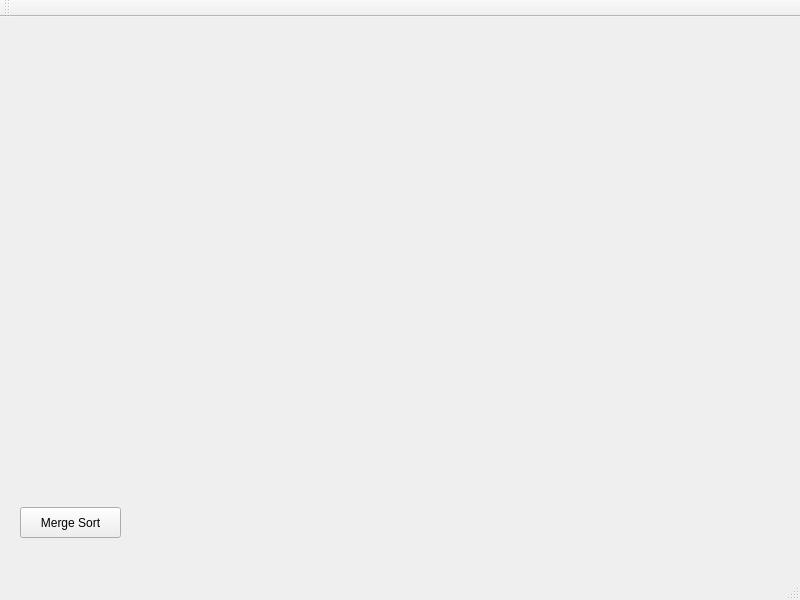
Above: Oblig3/Application/mainwindow.ui from Skau/ADS101Obliger before the change. Below: the same form after it.
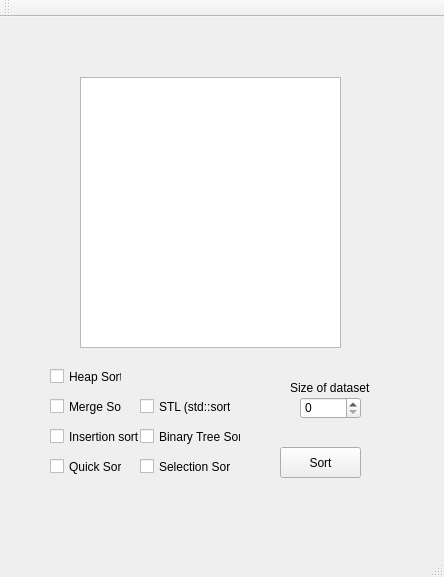
That is the form after the change.

Commit message: Added GUI, timing and more algo. Heap & BT not implemented yet

```diff
--- a/Oblig3/Application/mainwindow.ui
+++ b/Oblig3/Application/mainwindow.ui
@@ -6,25 +6,152 @@
    <rect>
     <x>0</x>
     <y>0</y>
-    <width>800</width>
-    <height>600</height>
+    <width>444</width>
+    <height>577</height>
    </rect>
   </property>
   <property name="windowTitle">
    <string>MainWindow</string>
   </property>
   <widget class="QWidget" name="centralWidget">
-   <widget class="QPushButton" name="mergeSortButton">
+   <widget class="QListWidget" name="timeTakenList">
     <property name="geometry">
      <rect>
-      <x>20</x>
-      <y>490</y>
+      <x>80</x>
+      <y>60</y>
+      <width>261</width>
+      <height>271</height>
+     </rect>
+    </property>
+   </widget>
+   <widget class="QCheckBox" name="mergeCheckBox">
+    <property name="geometry">
+     <rect>
+      <x>50</x>
+      <y>380</y>
+      <width>72</width>
+      <height>19</height>
+     </rect>
+    </property>
+    <property name="text">
+     <string>Merge Sort</string>
+    </property>
+   </widget>
+   <widget class="QCheckBox" name="insertionCheckBox">
+    <property name="geometry">
+     <rect>
+      <x>50</x>
+      <y>410</y>
+      <width>91</width>
+      <height>19</height>
+     </rect>
+    </property>
+    <property name="text">
+     <string>Insertion sort</string>
+    </property>
+   </widget>
+   <widget class="QCheckBox" name="quickCheckBox">
+    <property name="geometry">
+     <rect>
+      <x>50</x>
+      <y>440</y>
+      <width>72</width>
+      <height>19</height>
+     </rect>
+    </property>
+    <property name="text">
+     <string>Quick Sort</string>
+    </property>
+   </widget>
+   <widget class="QCheckBox" name="stlCheckBox">
+    <property name="geometry">
+     <rect>
+      <x>140</x>
+      <y>380</y>
+      <width>91</width>
+      <height>19</height>
+     </rect>
+    </property>
+    <property name="text">
+     <string>STL (std::sort)</string>
+    </property>
+   </widget>
+   <widget class="QCheckBox" name="binaryTreeCheckBox">
+    <property name="geometry">
+     <rect>
+      <x>140</x>
+      <y>410</y>
       <width>101</width>
+      <height>19</height>
+     </rect>
+    </property>
+    <property name="text">
+     <string>Binary Tree Sort</string>
+    </property>
+   </widget>
+   <widget class="QCheckBox" name="selectionCheckBox">
+    <property name="geometry">
+     <rect>
+      <x>140</x>
+      <y>440</y>
+      <width>91</width>
+      <height>19</height>
+     </rect>
+    </property>
+    <property name="text">
+     <string>Selection Sort</string>
+    </property>
+   </widget>
+   <widget class="QCheckBox" name="heapCheckBox">
+    <property name="geometry">
+     <rect>
+      <x>50</x>
+      <y>350</y>
+      <width>72</width>
+      <height>19</height>
+     </rect>
+    </property>
+    <property name="text">
+     <string>Heap Sort</string>
+    </property>
+   </widget>
+   <widget class="QSpinBox" name="sizeSpinBox">
+    <property name="geometry">
+     <rect>
+      <x>300</x>
+      <y>380</y>
+      <width>61</width>
+      <height>22</height>
+     </rect>
+    </property>
+    <property name="maximum">
+     <number>100000</number>
+    </property>
+   </widget>
+   <widget class="QLabel" name="label">
+    <property name="geometry">
+     <rect>
+      <x>290</x>
+      <y>360</y>
+      <width>81</width>
+      <height>21</height>
+     </rect>
+    </property>
+    <property name="text">
+     <string>Size of dataset</string>
+    </property>
+   </widget>
+   <widget class="QPushButton" name="sortButton">
+    <property name="geometry">
+     <rect>
+      <x>280</x>
+      <y>430</y>
+      <width>81</width>
       <height>31</height>
      </rect>
     </property>
     <property name="text">
-     <string>Merge Sort</string>
+     <string>Sort</string>
     </property>
    </widget>
   </widget>
```
Left out of the diff: 2 changed lines with no effect on the pictures. The commit also changes 8 other files.
